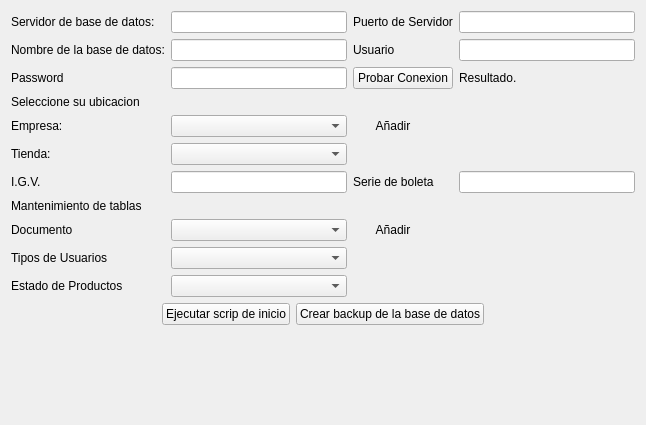
Old version of the form configuracion/ui_configuracion.ui in the repository rodety/manager.
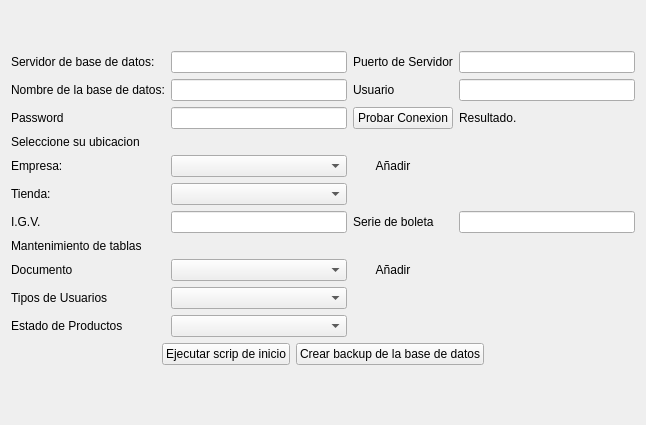
New version of the form. Icons and pictures are not drawn.

What changed in the file:
```diff
--- a/configuracion/ui_configuracion.ui
+++ b/configuracion/ui_configuracion.ui
@@ -19,20 +19,14 @@
   <layout class="QGridLayout" name="gridLayout_2">
    <item row="0" column="0">
     <layout class="QGridLayout" name="gridLayout">
-     <item row="5" column="2" colspan="2">
-      <spacer name="horizontalSpacer_5">
-       <property name="orientation">
-        <enum>Qt::Horizontal</enum>
+     <item row="3" column="0">
+      <widget class="QLabel" name="label_4">
+       <property name="text">
+        <string>Password</string>
        </property>
-       <property name="sizeHint" stdset="0">
-        <size>
-         <width>40</width>
-         <height>20</height>
-        </size>
-       </property>
-      </spacer>
+      </widget>
      </item>
-     <item row="9" column="3">
+     <item row="10" column="3">
       <spacer name="horizontalSpacer_8">
        <property name="orientation">
         <enum>Qt::Horizontal</enum>
@@ -45,91 +39,10 @@
        </property>
       </spacer>
      </item>
-     <item row="4" column="0">
-      <widget class="QLabel" name="lblEmpresa">
-       <property name="text">
-        <string>Empresa: </string>
-       </property>
-      </widget>
-     </item>
-     <item row="3" column="0" colspan="4">
-      <widget class="QLabel" name="label_7">
-       <property name="text">
-        <string>Seleccione su ubicacion</string>
-       </property>
-      </widget>
-     </item>
-     <item row="9" column="0">
-      <widget class="QLabel" name="label_12">
-       <property name="text">
-        <string>Documento</string>
-       </property>
-      </widget>
-     </item>
-     <item row="10" column="1">
-      <widget class="QComboBox" name="comboBox_tipoUsuario"/>
-     </item>
-     <item row="6" column="0">
-      <widget class="QLabel" name="label_8">
-       <property name="text">
-        <string>I.G.V.</string>
-       </property>
-      </widget>
-     </item>
-     <item row="11" column="2" colspan="2">
-      <spacer name="horizontalSpacer_10">
-       <property name="orientation">
-        <enum>Qt::Horizontal</enum>
-       </property>
-       <property name="sizeHint" stdset="0">
-        <size>
-         <width>40</width>
-         <height>20</height>
-        </size>
-       </property>
-      </spacer>
-     </item>
-     <item row="9" column="1">
-      <widget class="QComboBox" name="comboBox_Documento"/>
-     </item>
-     <item row="6" column="2">
-      <widget class="QLabel" name="label_9">
-       <property name="text">
-        <string>Serie de boleta</string>
-       </property>
-      </widget>
-     </item>
-     <item row="10" column="2" colspan="2">
-      <spacer name="horizontalSpacer_9">
-       <property name="orientation">
-        <enum>Qt::Horizontal</enum>
-       </property>
-       <property name="sizeHint" stdset="0">
-        <size>
-         <width>40</width>
-         <height>20</height>
-        </size>
-       </property>
-      </spacer>
-     </item>
-     <item row="2" column="2">
-      <widget class="QPushButton" name="btn_testConexion">
-       <property name="text">
-        <string>Probar Conexion</string>
-       </property>
-      </widget>
+     <item row="12" column="1">
+      <widget class="QComboBox" name="comboBox_estadoProductos"/>
      </item>
      <item row="6" column="1">
-      <widget class="QLineEdit" name="lineEdit_IGV"/>
-     </item>
-     <item row="5" column="0">
-      <widget class="QLabel" name="lblTienda">
-       <property name="text">
-        <string>Tienda: </string>
-       </property>
-      </widget>
-     </item>
-     <item row="5" column="1">
       <widget class="QComboBox" name="comboBox_tienda">
        <item>
         <property name="text">
@@ -138,7 +51,7 @@
        </item>
       </widget>
      </item>
-     <item row="4" column="3">
+     <item row="5" column="3">
       <spacer name="horizontalSpacer">
        <property name="orientation">
         <enum>Qt::Horizontal</enum>
@@ -151,91 +64,7 @@
        </property>
       </spacer>
      </item>
-     <item row="11" column="0">
-      <widget class="QLabel" name="label_14">
-       <property name="text">
-        <string>Estado de Productos</string>
-       </property>
-      </widget>
-     </item>
-     <item row="4" column="2">
-      <widget class="QPushButton" name="btnAgregar">
-       <property name="sizePolicy">
-        <sizepolicy hsizetype="Fixed" vsizetype="Fixed">
-         <horstretch>0</horstretch>
-         <verstretch>0</verstretch>
-        </sizepolicy>
-       </property>
-       <property name="text">
-        <string>Añadir</string>
-       </property>
-       <property name="icon">
-        <iconset resource="../Icons/Icons.qrc">
-         <normaloff>:/Icons/1348112114_notification_add.png</normaloff>:/Icons/1348112114_notification_add.png</iconset>
-       </property>
-       <property name="flat">
-        <bool>true</bool>
-       </property>
-      </widget>
-     </item>
-     <item row="0" column="1">
-      <widget class="QLineEdit" name="lineEdit_ipdatabase"/>
-     </item>
-     <item row="2" column="3">
-      <widget class="QLabel" name="label_result">
-       <property name="text">
-        <string>Resultado.</string>
-       </property>
-      </widget>
-     </item>
-     <item row="0" column="2">
-      <widget class="QLabel" name="label_2">
-       <property name="text">
-        <string>Puerto de Servidor</string>
-       </property>
-      </widget>
-     </item>
-     <item row="0" column="3">
-      <widget class="QLineEdit" name="lineEdit_portDatabase"/>
-     </item>
-     <item row="1" column="0">
-      <widget class="QLabel" name="label_3">
-       <property name="text">
-        <string>Nombre de la base de datos:</string>
-       </property>
-      </widget>
-     </item>
-     <item row="2" column="1">
-      <widget class="QLineEdit" name="lineEdit_passwordUser">
-       <property name="readOnly">
-        <bool>false</bool>
-       </property>
-      </widget>
-     </item>
-     <item row="1" column="1">
-      <widget class="QLineEdit" name="lineEdit_nameDatabase"/>
-     </item>
-     <item row="1" column="2">
-      <widget class="QLabel" name="label_5">
-       <property name="text">
-        <string>Usuario</string>
-       </property>
-      </widget>
-     </item>
-     <item row="1" column="3">
-      <widget class="QLineEdit" name="lineEdit_userDatabase"/>
-     </item>
-     <item row="2" column="0">
-      <widget class="QLabel" name="label_4">
-       <property name="text">
-        <string>Password</string>
-       </property>
-      </widget>
-     </item>
-     <item row="4" column="1">
-      <widget class="QComboBox" name="comboBox_empresa"/>
-     </item>
-     <item row="12" column="0" colspan="4">
+     <item row="13" column="0" colspan="4">
       <layout class="QHBoxLayout" name="horizontalLayout">
        <item>
         <spacer name="horizontalSpacer_3">
@@ -279,53 +108,237 @@
        </item>
       </layout>
      </item>
-     <item row="8" column="0" colspan="4">
+     <item row="11" column="0">
+      <widget class="QLabel" name="label_13">
+       <property name="text">
+        <string>Tipos de Usuarios</string>
+       </property>
+      </widget>
+     </item>
+     <item row="1" column="1">
+      <widget class="QLineEdit" name="lineEdit_ipdatabase"/>
+     </item>
+     <item row="6" column="2" colspan="2">
+      <spacer name="horizontalSpacer_5">
+       <property name="orientation">
+        <enum>Qt::Horizontal</enum>
+       </property>
+       <property name="sizeHint" stdset="0">
+        <size>
+         <width>40</width>
+         <height>20</height>
+        </size>
+       </property>
+      </spacer>
+     </item>
+     <item row="10" column="0">
+      <widget class="QLabel" name="label_12">
+       <property name="text">
+        <string>Documento</string>
+       </property>
+      </widget>
+     </item>
+     <item row="5" column="1">
+      <widget class="QComboBox" name="comboBox_empresa"/>
+     </item>
+     <item row="9" column="0" colspan="4">
       <widget class="QLabel" name="label_11">
        <property name="text">
         <string>Mantenimiento de tablas</string>
        </property>
       </widget>
      </item>
+     <item row="5" column="0">
+      <widget class="QLabel" name="lblEmpresa">
+       <property name="text">
+        <string>Empresa: </string>
+       </property>
+      </widget>
+     </item>
+     <item row="10" column="1">
+      <widget class="QComboBox" name="comboBox_Documento"/>
+     </item>
+     <item row="4" column="0" colspan="4">
+      <widget class="QLabel" name="label_7">
+       <property name="text">
+        <string>Seleccione su ubicacion</string>
+       </property>
+      </widget>
+     </item>
+     <item row="2" column="3">
+      <widget class="QLineEdit" name="lineEdit_userDatabase"/>
+     </item>
      <item row="11" column="1">
-      <widget class="QComboBox" name="comboBox_estadoProductos"/>
+      <widget class="QComboBox" name="comboBox_tipoUsuario"/>
      </item>
-     <item row="10" column="0">
-      <widget class="QLabel" name="label_13">
+     <item row="7" column="1">
+      <widget class="QLineEdit" name="lineEdit_IGV"/>
+     </item>
+     <item row="12" column="0">
+      <widget class="QLabel" name="label_14">
        <property name="text">
-        <string>Tipos de Usuarios</string>
+        <string>Estado de Productos</string>
        </property>
       </widget>
      </item>
-     <item row="6" column="3">
-      <widget class="QLineEdit" name="lineEdit_boleta"/>
+     <item row="1" column="2">
+      <widget class="QLabel" name="label_2">
+       <property name="text">
+        <string>Puerto de Servidor</string>
+       </property>
+      </widget>
      </item>
-     <item row="9" column="2">
-      <widget class="QPushButton" name="btnAgregar_2">
-       <property name="sizePolicy">
-        <sizepolicy hsizetype="Fixed" vsizetype="Fixed">
-         <horstretch>0</horstretch>
-         <verstretch>0</verstretch>
-        </sizepolicy>
+     <item row="1" column="3">
+      <widget class="QLineEdit" name="lineEdit_portDatabase"/>
+     </item>
+     <item row="7" column="0">
+      <widget class="QLabel" name="label_8">
+       <property name="text">
+        <string>I.G.V.</string>
        </property>
+      </widget>
+     </item>
+     <item row="12" column="2" colspan="2">
+      <spacer name="horizontalSpacer_10">
+       <property name="orientation">
+        <enum>Qt::Horizontal</enum>
+       </property>
+       <property name="sizeHint" stdset="0">
+        <size>
+         <width>40</width>
+         <height>20</height>
+        </size>
+       </property>
+      </spacer>
+     </item>
+     <item row="2" column="1">
+      <widget class="QLineEdit" name="lineEdit_nameDatabase"/>
+     </item>
+     <item row="2" column="2">
+      <widget class="QLabel" name="label_5">
        <property name="text">
-        <string>Añadir</string>
+        <string>Usuario</string>
        </property>
-       <property name="icon">
-        <iconset resource="../Icons/Icons.qrc">
-         <normaloff>:/Icons/1348112114_notification_add.png</normaloff>:/Icons/1348112114_notification_add.png</iconset>
+      </widget>
+     </item>
+     <item row="3" column="2">
+      <widget class="QPushButton" name="btn_testConexion">
+       <property name="text">
+        <string>Probar Conexion</string>
        </property>
-       <property name="flat">
-        <bool>true</bool>
+      </widget>
+     </item>
+     <item row="7" column="2">
+      <widget class="QLabel" name="label_9">
+       <property name="text">
+        <string>Serie de boleta</string>
        </property>
       </widget>
      </item>
-     <item row="0" column="0">
+     <item row="11" column="2" colspan="2">
+      <spacer name="horizontalSpacer_9">
+       <property name="orientation">
+        <enum>Qt::Horizontal</enum>
+       </property>
+       <property name="sizeHint" stdset="0">
+        <size>
+         <width>40</width>
+         <height>20</height>
+        </size>
+       </property>
+      </spacer>
+     </item>
+     <item row="1" column="0">
       <widget class="QLabel" name="label">
        <property name="text">
         <string>Servidor de base de datos: </string>
        </property>
       </widget>
      </item>
+     <item row="10" column="2">
+      <widget class="QPushButton" name="btnAgregar_2">
+       <property name="sizePolicy">
+        <sizepolicy hsizetype="Fixed" vsizetype="Fixed">
+         <horstretch>0</horstretch>
+         <verstretch>0</verstretch>
+        </sizepolicy>
+       </property>
+       <property name="text">
+        <string>Añadir</string>
+       </property>
+       <property name="icon">
+        <iconset resource="../Icons/Icons.qrc">
+         <normaloff>:/Icons/1348112114_notification_add.png</normaloff>:/Icons/1348112114_notification_add.png</iconset>
+       </property>
+       <property name="flat">
+        <bool>true</bool>
+       </property>
+      </widget>
+     </item>
+     <item row="6" column="0">
+      <widget class="QLabel" name="lblTienda">
+       <property name="text">
+        <string>Tienda: </string>
+       </property>
+      </widget>
+     </item>
+     <item row="7" column="3">
+      <widget class="QLineEdit" name="lineEdit_boleta"/>
+     </item>
+     <item row="3" column="1">
+      <widget class="QLineEdit" name="lineEdit_passwordUser">
+       <property name="readOnly">
+        <bool>false</bool>
+       </property>
+      </widget>
+     </item>
+     <item row="3" column="3">
+      <widget class="QLabel" name="label_result">
+       <property name="text">
+        <string>Resultado.</string>
+       </property>
+      </widget>
+     </item>
+     <item row="2" column="0">
+      <widget class="QLabel" name="label_3">
+       <property name="text">
+        <string>Nombre de la base de datos:</string>
+       </property>
+      </widget>
+     </item>
+     <item row="5" column="2">
+      <widget class="QPushButton" name="btnAgregar">
+       <property name="sizePolicy">
+        <sizepolicy hsizetype="Fixed" vsizetype="Fixed">
+         <horstretch>0</horstretch>
+         <verstretch>0</verstretch>
+        </sizepolicy>
+       </property>
+       <property name="text">
+        <string>Añadir</string>
+       </property>
+       <property name="icon">
+        <iconset resource="../Icons/Icons.qrc">
+         <normaloff>:/Icons/1348112114_notification_add.png</normaloff>:/Icons/1348112114_notification_add.png</iconset>
+       </property>
+       <property name="flat">
+        <bool>true</bool>
+       </property>
+      </widget>
+     </item>
+     <item row="0" column="1">
+      <spacer name="verticalSpacer_2">
+       <property name="orientation">
+        <enum>Qt::Vertical</enum>
+       </property>
+       <property name="sizeHint" stdset="0">
+        <size>
+         <width>20</width>
+         <height>40</height>
+        </size>
+       </property>
+      </spacer>
+     </item>
     </layout>
    </item>
    <item row="1" column="0">
```
